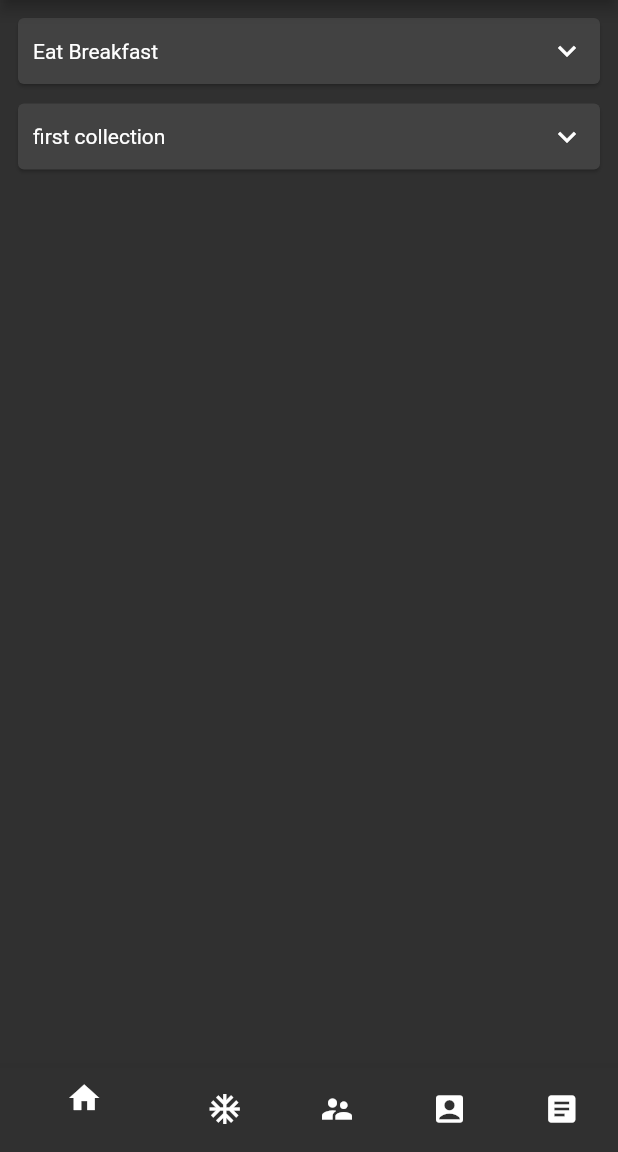
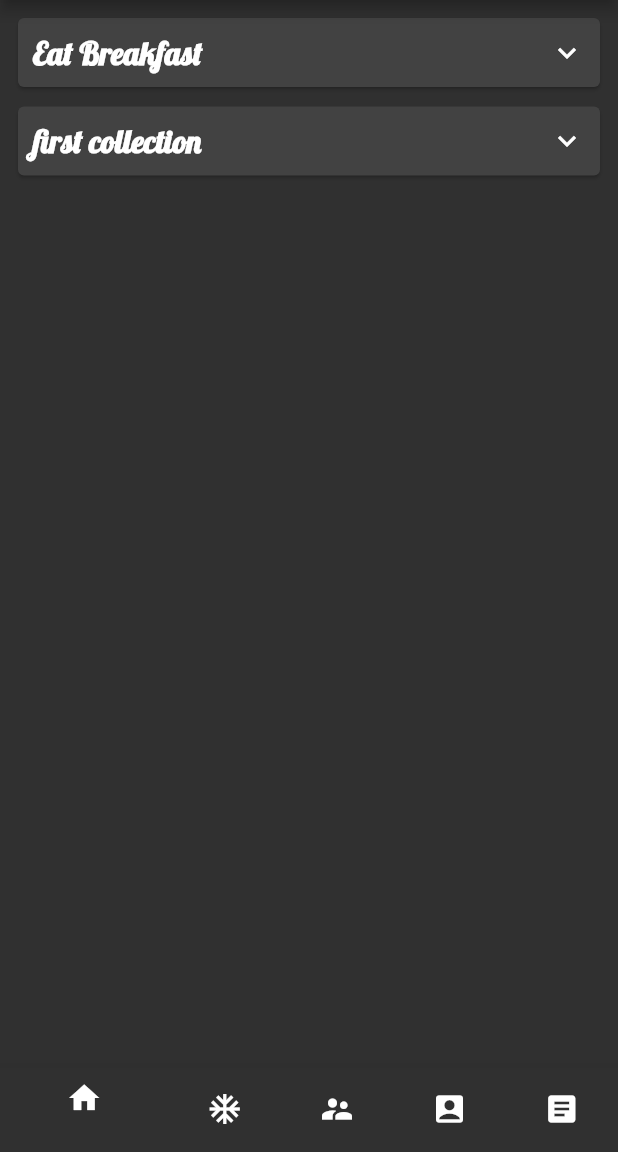
Before and after one commit to lancerharris/flutter-tally-app, a Flutter app: the screen it shows after launch, on a phone screen of 412 x 824 dp, the part 84-1236 px from its top. Run offline on Flutter 3.47's test engine with Material 2 defaults, Android fonts, the phone set to English and light mode, and no system bars; our stand-ins replace google_fonts.

Commit message:
Change panel text stylings.

```diff
--- a/lib/Home/widgets/child_task_panel.dart
+++ b/lib/Home/widgets/child_task_panel.dart
@@ -21,7 +21,10 @@ class ChildTaskPanel extends StatelessWidget {
               Row(
                 mainAxisAlignment: MainAxisAlignment.spaceBetween,
                 children: [
-                  Text(childPanelItem.name),
+                  Text(
+                    childPanelItem.name,
+                    style: Theme.of(context).textTheme.headline2,
+                  ),
                   isExpanded
                       ? Icon(Icons.expand_less)
                       : Icon(Icons.expand_more),
--- a/lib/Home/widgets/parent_task_panel.dart
+++ b/lib/Home/widgets/parent_task_panel.dart
@@ -24,7 +24,10 @@ class ParentTaskPanel extends StatelessWidget {
               Row(
                 mainAxisAlignment: MainAxisAlignment.spaceBetween,
                 children: [
-                  Text(parentListItem.name),
+                  Text(
+                    parentListItem.name,
+                    style: Theme.of(context).textTheme.headline2,
+                  ),
                   isExpanded
                       ? Icon(Icons.expand_less)
                       : Icon(Icons.expand_more),
```
